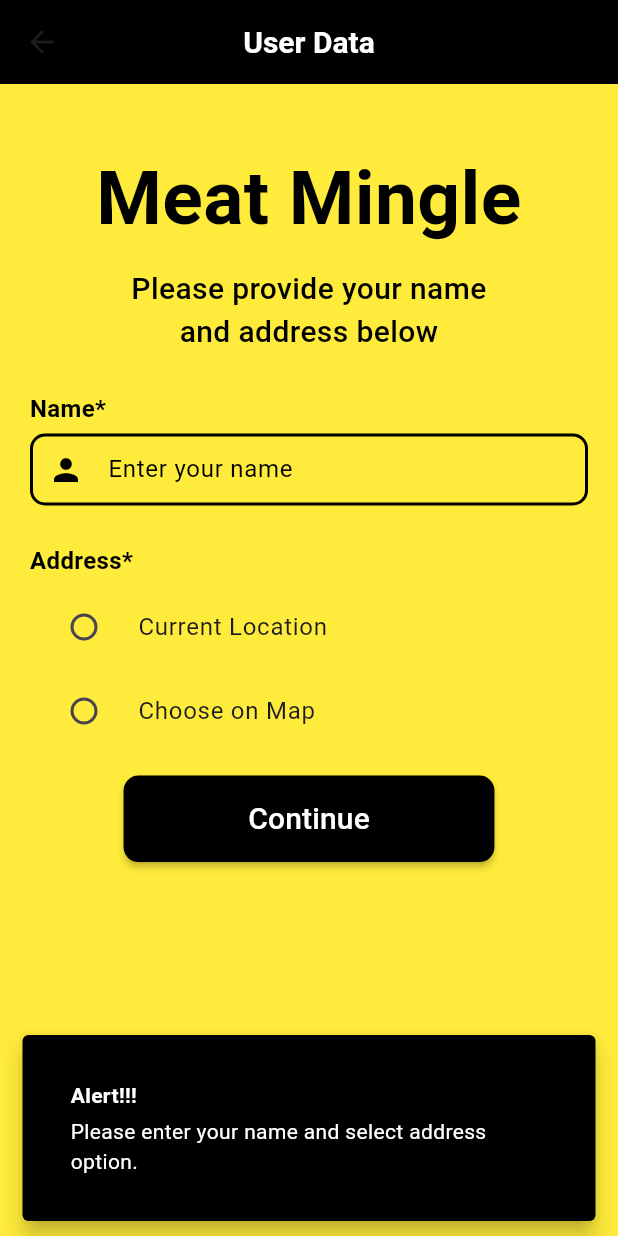
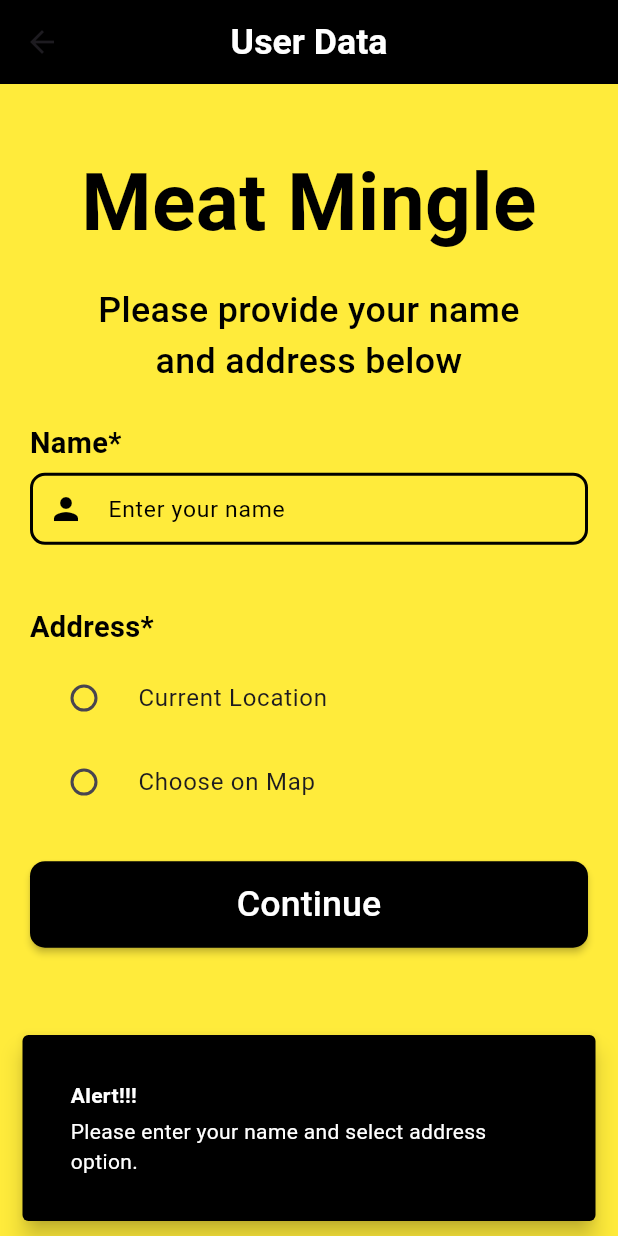
Before and after one commit to RidaSyed244/meat_mingle, a Flutter app: the UserData screen opened directly, after a tap on "Continue", on a phone screen of 412 x 824 dp. Run offline on Flutter 3.47's test engine with Material 3 defaults, Android fonts, the phone set to English and light mode, and no system bars; our stand-ins replace cloud_firestore, firebase_auth, firebase_core, hooks_riverpod, location, responsive_sizer and 1 more; accounts and stored records are empty.

```diff
--- a/lib/custom data/custom text fields/custom_text_fields.dart
+++ b/lib/custom data/custom text fields/custom_text_fields.dart
@@ -35,6 +35,10 @@ class _CustomTextFieldsState extends State<CustomTextFields> {
   @override
   Widget build(BuildContext context) {
     return TextField(
+      style: TextStyle(
+        color: Colors.black,
+        fontSize: widget.fontSize,
+      ),
       keyboardType: widget.keyBoardType,
       controller: widget.controller,
       textAlign: TextAlign.left,
--- a/lib/main.dart
+++ b/lib/main.dart
@@ -1,24 +1,32 @@
 import 'package:firebase_core/firebase_core.dart';
 import 'package:flutter/material.dart';
 import 'package:hooks_riverpod/hooks_riverpod.dart';
+import 'package:meat_mingle/screens/dashboard/view/dashboard.dart';
+import 'package:meat_mingle/screens/phone%20authentication/view/phone_auth.dart';
 import 'package:meat_mingle/screens/update%20location/view/update_location.dart';
+import 'package:meat_mingle/screens/user%20data/view/user_data_screen.dart';
 import 'package:responsive_sizer/responsive_sizer.dart';
+import 'package:shared_preferences/shared_preferences.dart';
 
 Future<void> main() async {
   await WidgetsFlutterBinding.ensureInitialized();
   await Firebase.initializeApp();
-  runApp(ProviderScope(child: MyApp()));
+  final pref = await SharedPreferences.getInstance();
+  final userPhNo = pref.getString('UserPhoneNo');
+
+  runApp(ProviderScope(child: MyApp(userPhNo: userPhNo)));
 }
 
 class MyApp extends StatelessWidget {
-  const MyApp({super.key});
+  final String? userPhNo;
+  const MyApp({super.key, this.userPhNo});
 
   @override
   Widget build(BuildContext context) {
     return ResponsiveSizer(builder: (context, orientation, screenType) {
       return MaterialApp(
         debugShowCheckedModeBanner: false,
-        home: UpdateLocation(),
+        home: userPhNo == null ? PhoneAuth() : Dashboard(),
       );
     });
   }
--- a/lib/screens/dashboard/widgets/widgets.dart
+++ b/lib/screens/dashboard/widgets/widgets.dart
@@ -3,6 +3,7 @@ import 'package:hooks_riverpod/hooks_riverpod.dart';
 import 'package:meat_mingle/screens/dashboard/model/dashboard_model.dart';
 import 'package:meat_mingle/screens/dashboard/view/dashboard.dart';
 import 'package:meat_mingle/screens/order%20confirmation/view/confirm_order.dart';
+import 'package:meat_mingle/screens/update%20location/view/update_location.dart';
 import 'package:responsive_sizer/responsive_sizer.dart';
 
 class BottomBar extends ConsumerStatefulWidget {
@@ -125,7 +126,7 @@ class _BottomBarState extends ConsumerState<BottomBar> {
                   Navigator.push(
                     context,
                     MaterialPageRoute(
-                      builder: (context) => ConfirmOrders(),
+                      builder: (context) => UpdateLocation(),
                     ),
                   );
                 },
--- a/lib/screens/phone authentication/view model/phone_auth_view_model.dart
+++ b/lib/screens/phone authentication/view model/phone_auth_view_model.dart
@@ -5,6 +5,7 @@ import 'package:cloud_firestore/cloud_firestore.dart';
 import 'package:meat_mingle/screens/phone%20authentication/controllers/controllers.dart';
 import 'package:meat_mingle/screens/phone%20authentication/view/phone_auth.dart';
 import 'package:meat_mingle/screens/user%20data/view/user_data_screen.dart';
+import 'package:shared_preferences/shared_preferences.dart';
 
 class PhoneAuthState extends StateNotifier {
   PhoneAuthState() : super(0);
@@ -20,6 +21,10 @@ class PhoneAuthState extends StateNotifier {
         "OtpCode": otpController.text,
         // "UserToken": token,
       });
+      final pref = await SharedPreferences.getInstance();
+      pref.setString('UserPhoneNo', phoneController.text);
+      pref.setString('OtpCode', otpController.text);
+      // pref.setString('UserToken', token);
     } catch (e) {
       isLoading = false;
       // Notify listeners to update UI
--- a/lib/screens/user data/view/user_data_screen.dart
+++ b/lib/screens/user data/view/user_data_screen.dart
@@ -6,6 +6,7 @@ import 'package:meat_mingle/custom%20data/custom%20text%20fields/custom_text_fie
 import 'package:meat_mingle/screens/dashboard/view/dashboard.dart';
 import 'package:meat_mingle/screens/phone%20authentication/controllers/controllers.dart';
 import 'package:meat_mingle/screens/user%20data/view%20model/user_data_view_model.dart';
+import 'package:responsive_sizer/responsive_sizer.dart';
 
 final userDataModel = StateNotifierProvider((ref) {
   return UserDataModel();
@@ -22,10 +23,8 @@ class _UserDataState extends ConsumerState<UserData> {
   @override
   Widget build(BuildContext context) {
     final userData = ref.watch(userDataModel);
-    var height = MediaQuery.of(context).size.height;
-    var width = MediaQuery.of(context).size.width;
-
     return Scaffold(
+      resizeToAvoidBottomInset: true,
       backgroundColor: ColorPalette.appBGcolor,
       appBar: AppBar(
         backgroundColor: Colors.black,
@@ -33,7 +32,7 @@ class _UserDataState extends ConsumerState<UserData> {
         title: Text(
           "User Data",
           style: TextStyle(
-            fontSize: 20,
+            fontSize: 20.sp,
             fontWeight: FontWeight.bold,
             color: Colors.white,
           ),
@@ -41,35 +40,35 @@ class _UserDataState extends ConsumerState<UserData> {
       ),
       body: Padding(
         padding: EdgeInsets.symmetric(vertical: 40, horizontal: 20),
-        child: Column(
+        child: ListView(
           children: [
             Text(
               'Meat Mingle',
               textAlign: TextAlign.center,
               style: TextStyle(
-                fontSize: 50,
+                fontSize: 30.sp,
                 fontWeight: FontWeight.bold,
                 color: Colors.black,
               ),
             ),
-            SizedBox(height: 10),
+            SizedBox(height: 2.h),
             Text(
               'Please provide your name\nand address below',
               textAlign: TextAlign.center,
               style: TextStyle(
-                fontSize: 20,
+                fontSize: 20.sp,
                 fontWeight: FontWeight.w500,
                 color: Colors.black,
               ),
             ),
-            SizedBox(height: 25),
+            SizedBox(height: 3.h),
             Align(
               alignment: Alignment.topLeft,
               child: Text(
                 "Name*",
                 textAlign: TextAlign.center,
                 style: TextStyle(
-                  fontSize: 16,
+                  fontSize: 18.sp,
                   fontWeight: FontWeight.w600,
                   color: ColorPalette.appTextColor,
                 ),
@@ -87,16 +86,16 @@ class _UserDataState extends ConsumerState<UserData> {
               textcolor: ColorPalette.appTextColor,
               onPressed: () {},
               color: ColorPalette.appBGcolor,
-              fontSize: 16,
+              fontSize: 16.sp,
             ),
-            SizedBox(height: 25),
+            SizedBox(height: 5.h),
             Align(
               alignment: Alignment.topLeft,
               child: Text(
                 "Address*",
                 textAlign: TextAlign.center,
                 style: TextStyle(
-                  fontSize: 16,
+                  fontSize: 18.sp,
                   fontWeight: FontWeight.w600,
                   color: ColorPalette.appTextColor,
                 ),
@@ -111,7 +110,9 @@ class _UserDataState extends ConsumerState<UserData> {
                 await ref
                     .read(userDataModel.notifier)
                     .setSelectedOption(value as int);
-                await ref.read(userDataModel.notifier).getCurrentLocation();
+                await ref
+                    .read(userDataModel.notifier)
+                    .getCurrentLocation(context);
                 await ref.read(userDataModel.notifier).addUserData();
                 ref.read(userDataModel.notifier).showCustomSnackbar(
                       context,
@@ -119,7 +120,7 @@ class _UserDataState extends ConsumerState<UserData> {
                       "Your current location has been saved. You can now proceed.",
                     );
               },
-              activeColor: Colors.black, // Change the fill color when selected
+              activeColor: Colors.black,
             ),
             RadioListTile(
               title: Text('Choose on Map'),
@@ -136,23 +137,30 @@ class _UserDataState extends ConsumerState<UserData> {
               },
               activeColor: Colors.black, // Change the fill color when selected
             ),
-            SizedBox(height: 15),
+            SizedBox(height: 3.h),
             CustomButtons(
               text: "Continue",
-              height: height * 0.07,
-              width: width * 0.6,
+              height: 7.h,
+              width: 60.w,
               textcolor: Colors.white,
-              onPressed: () {
+              onPressed: () async {
                 if (userData == 1) {
+                  await ref
+                      .read(userDataModel.notifier)
+                      .getCurrentLocation(context);
+                  await ref.read(userDataModel.notifier).updateUserData();
+
+                  ref.read(userDataModel.notifier).showCustomSnackbar(
+                        context,
+                        "Got It!!!",
+                        "Your current location has been updated. You can now proceed.",
+                      );
+
                   Navigator.push(
                     context,
                     MaterialPageRoute(builder: (context) => Dashboard()),
                   );
                 } else if (userData == 2) {
-                  Navigator.push(
-                    context,
-                    MaterialPageRoute(builder: (context) => Dashboard()),
-                  );
                 } else {
                   ref.read(userDataModel.notifier).showCustomSnackbar(
                         context,
@@ -162,7 +170,7 @@ class _UserDataState extends ConsumerState<UserData> {
                 }
               },
               color: Colors.black,
-              fontSize: 20,
+              fontSize: 20.sp,
             )
           ],
         ),
--- a/pubspec.yaml
+++ b/pubspec.yaml
@@ -42,6 +42,7 @@ dependencies:
   location: ^5.0.3
   # workmanager: ^0.5.2
   responsive_sizer: ^3.3.0+1
+  shared_preferences: ^2.2.2
 
 dev_dependencies:
   flutter_test:
```
Also changed, not shown: lib/screens/dashboard/view model/dashboard_view_model.dart (+6 -3 lines), lib/screens/order confirmation/view model/order_confirmation_view_model.dart (+17 -5 lines), lib/screens/update location/view/update_location.dart (+37 -15 lines), lib/screens/user data/view model/user_data_view_model.dart (+17 -5 lines), pubspec.lock, 1 other file.
